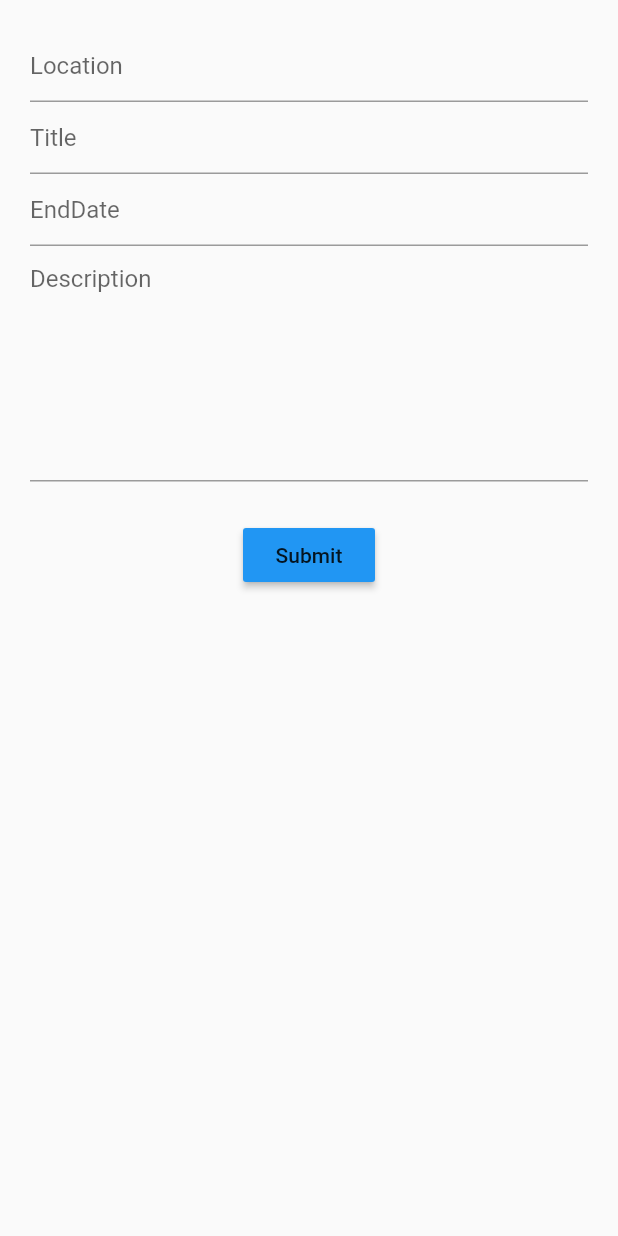
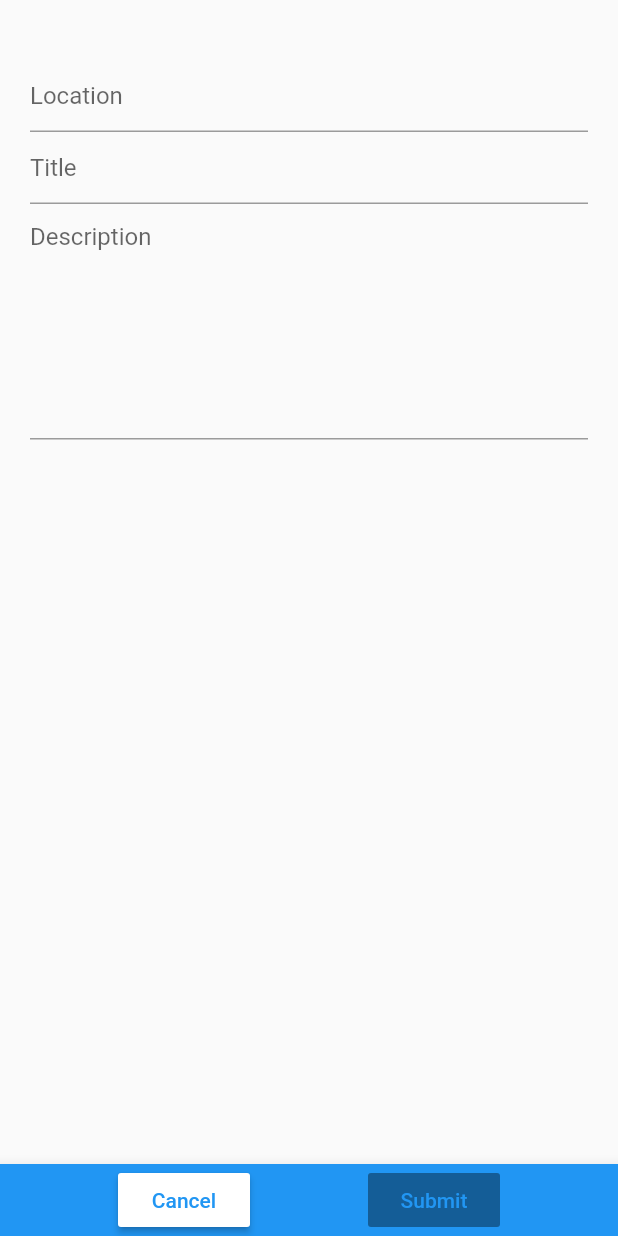
Before and after one commit to smacademic/project-cgkm, a Flutter app: the AddArcScreen screen opened by its route, on a phone screen of 412 x 824 dp. Run offline on Flutter 3.47's test engine with Material 2 defaults, Android fonts, the phone set to English and light mode, and no system bars; our stand-ins replace auto_size_text, rxdart, sqflite; accounts and stored records are empty.

Commit message:
Update add_arc_screen.dart
Add the submit button

```diff
--- a/client/src/arcplanner/lib/src/ui/add_arc_screen.dart
+++ b/client/src/arcplanner/lib/src/ui/add_arc_screen.dart
@@ -11,11 +11,26 @@ class AddArcScreen extends StatelessWidget {
         margin: EdgeInsets.all(20.0),
         child: Column(
           children:[
+            Container(margin: EdgeInsets.only(top: 20)),
             locationField(),
             titleField(), //name
-            endDate(),
+            //endDate(),
             descriptionField(),
-            Container(margin: EdgeInsets.only(top: 25)),
+          ],
+        ),
+      ),
+      bottomNavigationBar: BottomAppBar(
+        color: Colors.blue,
+        child: Row(
+          mainAxisAlignment: MainAxisAlignment.spaceEvenly,
+          children: <Widget>[
+            RaisedButton(
+              child: Text('Cancel'),
+              color: Colors.white,
+              textColor: Colors.blue,
+              // Needs to open New Task dialog
+              onPressed: () {Navigator.pop(context);},
+            ),
             submitArc(),
           ],
         ),
@@ -34,6 +49,7 @@ class AddArcScreen extends StatelessWidget {
         //Description
         return TextField(
           onChanged: bloc.changeTitle,
+          keyboardType: TextInputType.datetime,
           decoration: InputDecoration(
             hintText: 'Location'
             //errorText: snapshot.error,
@@ -53,9 +69,10 @@ class AddArcScreen extends StatelessWidget {
       //Description
       return TextField(
         onChanged: bloc.changeTitle,
+        keyboardType: TextInputType.text,
         decoration: InputDecoration(
-          hintText: 'Title'
-          //errorText: snapshot.error,
+          hintText: 'Title',
+          errorText: snapshot.error,
         ),
       );
     }
@@ -91,10 +108,11 @@ Widget descriptionField(){
       //Description
       return TextField(
         maxLines: 7,
-        onChanged: bloc.changeTitle,
+        onChanged: bloc.changeDescription,
+        keyboardType: TextInputType.multiline,
         decoration: InputDecoration(
-          hintText: 'Description'
-          //errorText: snapshot.error,
+          hintText: 'Description',
+          errorText: snapshot.error,
         ),
       );
     }
@@ -107,12 +125,23 @@ Widget submitArc() {
     builder: (context, snapshot){
       return RaisedButton(
         child: Text('Submit'),
-        color: Colors.blue,
-        onPressed: () {
-            snapshot.hasData ? bloc.submitArc() : null;
+        color: Colors.white,
+        textColor: Colors.blue,
+        onPressed: snapshot.hasData ? (){
+          bloc.submitArc;
+          Navigator.pop(context);
+          }
+        :  null //(){print(snapshot.data);
+        //}
+        /*(){
+          if(snapshot.hasData) {
+             bloc.submitArc();
             Navigator.pop(context);
-          }
-        );
-      },
+          } else {null;}
+
+        },
+        */
+      );
+    },
   );
 }
```
